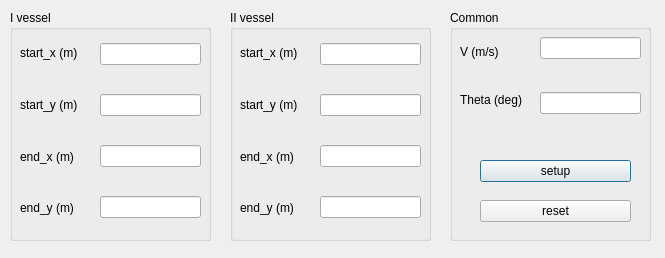
Before: the Qt Designer form DPfloatover/QT/dialogcooperation.ui in Forrest-Z/USV-robotics, drawn with Qt 5.
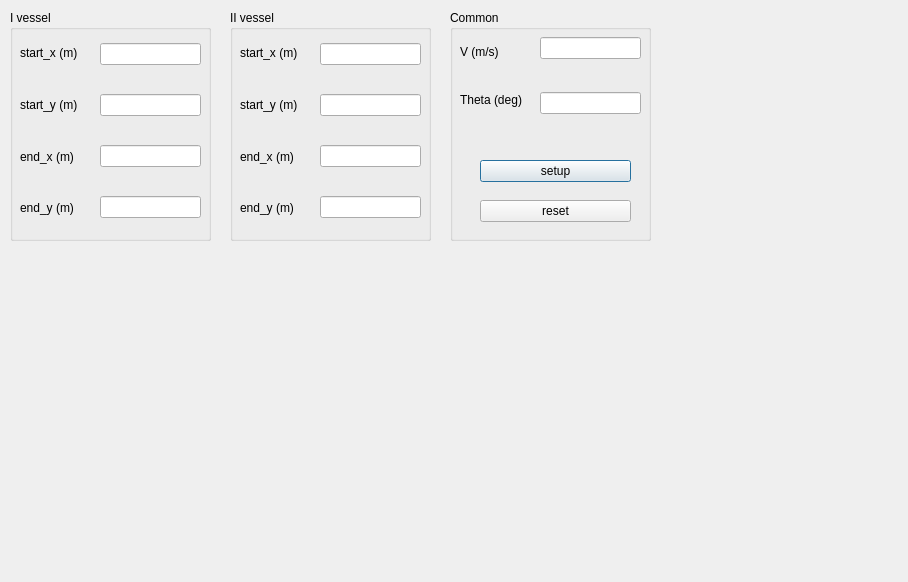
After: the same form once the commit is applied.

```diff
--- a/DPfloatover/QT/dialogcooperation.ui
+++ b/DPfloatover/QT/dialogcooperation.ui
@@ -6,8 +6,8 @@
    <rect>
     <x>0</x>
     <y>0</y>
-    <width>665</width>
-    <height>258</height>
+    <width>908</width>
+    <height>582</height>
    </rect>
   </property>
   <property name="windowTitle">
```
